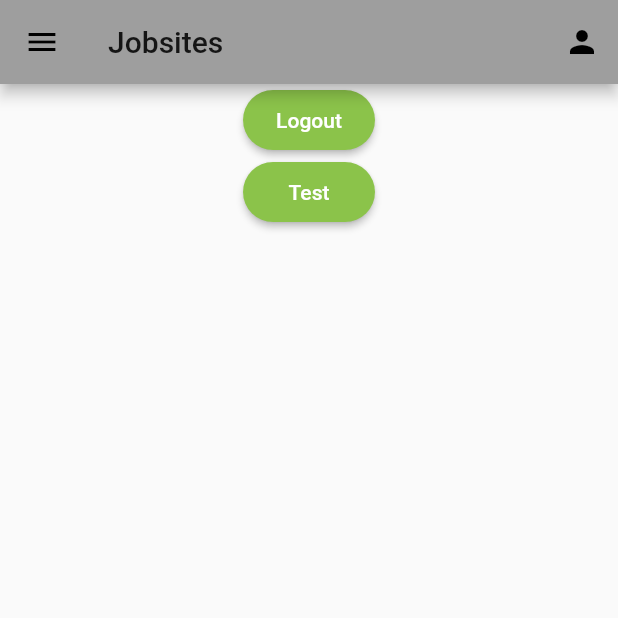
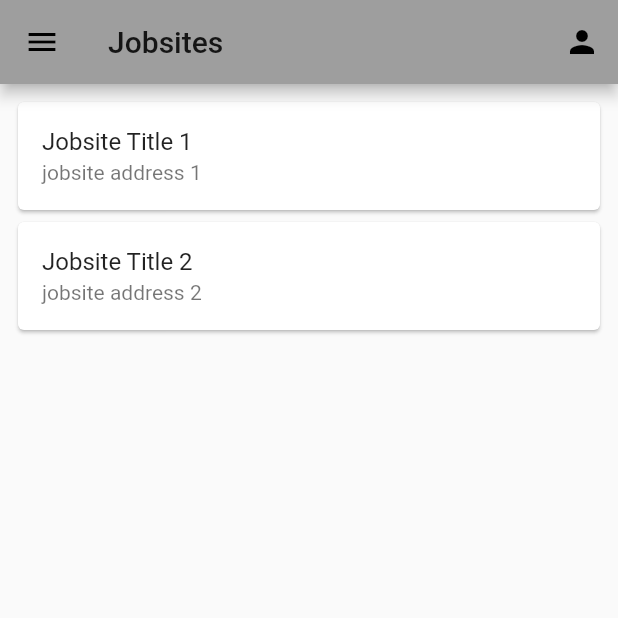
Before and after one commit to srh09/reports_manager, a Flutter app: the screen it shows once a user with an empty profile is signed in, on a phone screen of 412 x 824 dp, the top half of it. Run offline on Flutter 3.47's test engine with Material 2 defaults, Android fonts, the phone set to English and light mode, and no system bars; our stand-ins replace cloud_firestore, firebase_auth, firebase_core, google_sign_in; accounts and stored records are empty.

Commit message:
get jobsites to list

```diff
--- a/lib/models/jobsite.dart
+++ b/lib/models/jobsite.dart
@@ -1 +1,5 @@
-class Jobsite {}
+class Jobsite {
+  final String title;
+  final String address;
+  Jobsite({this.title, this.address});
+}
--- a/lib/screens/jobsites.dart
+++ b/lib/screens/jobsites.dart
@@ -3,22 +3,29 @@ import 'package:flutter/material.dart';
 import 'package:provider/provider.dart';
 import 'package:reports_manager/models/auth.dart';
 import 'package:reports_manager/models/contact_group.dart';
+import 'package:reports_manager/models/jobsite.dart';
 import 'package:reports_manager/screens/contact_group.dart';
 import 'package:reports_manager/screens/signin.dart';
 import 'package:reports_manager/screens/user.dart';
 import 'package:reports_manager/services/auth.dart';
+
+var jobsitesList = [
+  Jobsite(title: 'Jobsite Title 1', address: 'jobsite address 1'),
+  Jobsite(title: 'Jobsite Title 2', address: 'jobsite address 2'),
+];
 
 class JobsitesScreen extends StatelessWidget {
   static const routeName = '/jobsites';
 
   Widget _buildUserButton(BuildContext context) {
     return PopupMenuButton<UserOptions>(
-      onSelected: (UserOptions selection) {
+      onSelected: (UserOptions selection) async {
         print('onselected-----');
         if (selection == UserOptions.UserScreen) {
           print('user screen pushed-----');
           Navigator.of(context).pushNamed(UserScreen.routeName);
         } else if (selection == UserOptions.Logout) {
+          await context.read<AuthService>().signOut();
           // logout
         }
       },
@@ -112,12 +119,25 @@ class JobsitesScreen extends StatelessWidget {
           ],
         ),
       ),
-      body: Center(
-        child: Column(
-          children: [
-            _buildLogoutButton(context),
-            _buildTestButton(context),
-          ],
+      body: Padding(
+        padding: const EdgeInsets.all(8.0),
+        child: ListView.builder(
+          itemCount: jobsitesList.length,
+          itemBuilder: (context, index) {
+            final item = jobsitesList[index];
+            return Card(
+              child: InkWell(
+                child: ListTile(
+                  title: Text(item.title),
+                  subtitle: Text(item.address),
+                ),
+                splashColor: Colors.blue.withAlpha(30),
+                onTap: () {
+                  print('card tapped-------');
+                },
+              ),
+            );
+          },
         ),
       ),
     );
```
